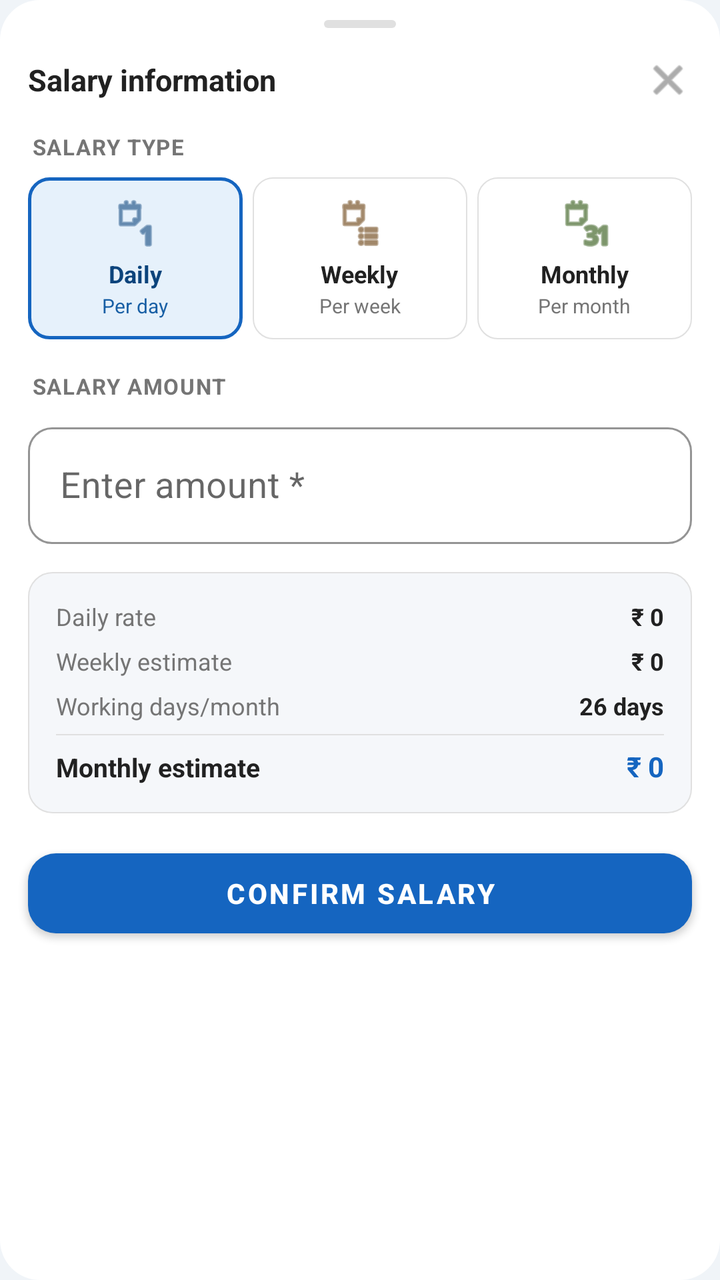
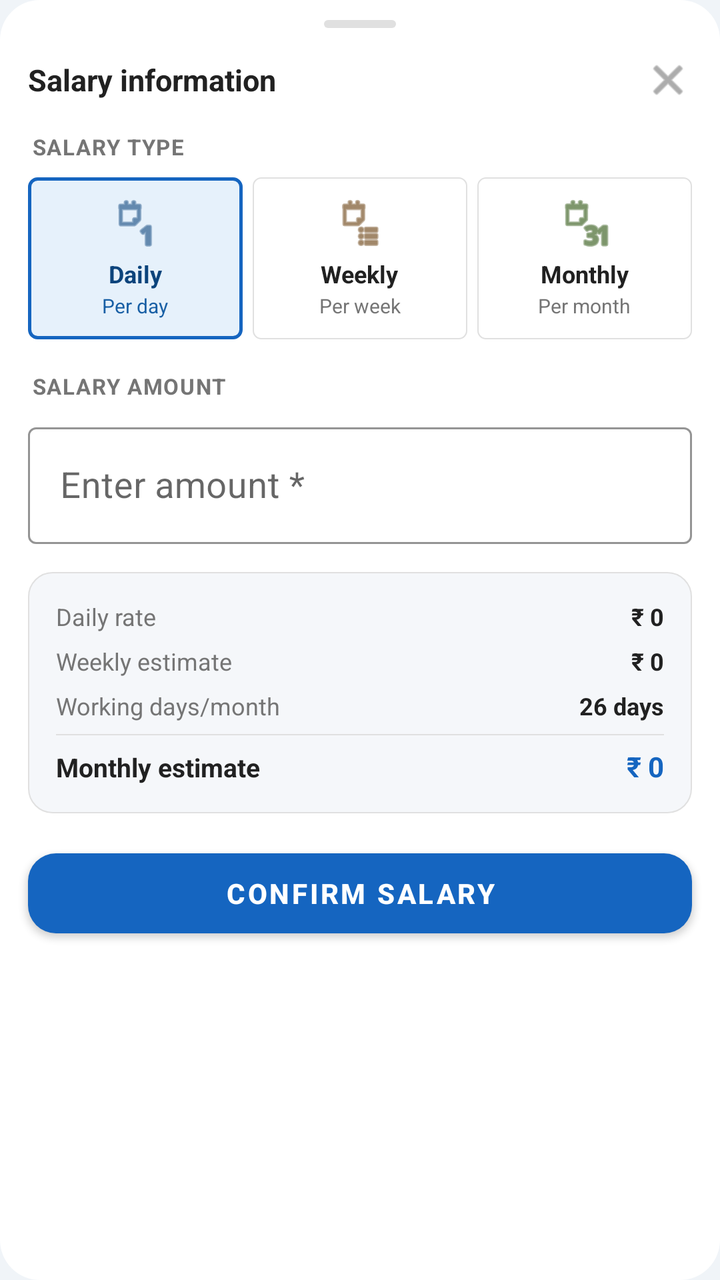

An Android layout rendered at two revisions. The XML below is the earlier revision; the diff shows what the commit changed to produce the second picture.
<!-- AndroidManifest.xml: application theme Theme.EmpManager -->
<!-- res/layout/bottomsheet_salary.xml -->
<?xml version="1.0" encoding="utf-8"?>
<LinearLayout
    xmlns:android="http://schemas.android.com/apk/res/android"
    xmlns:app="http://schemas.android.com/apk/res-auto"
    android:layout_width="match_parent"
    android:layout_height="wrap_content"
    android:orientation="vertical"
    android:background="@drawable/bg_dialog">

    
    <View
        android:layout_width="36dp"
        android:layout_height="4dp"
        android:layout_gravity="center_horizontal"
        android:layout_marginTop="10dp"
        android:background="@drawable/bg_sheet_handle"/>

    
    <LinearLayout
        android:layout_width="match_parent"
        android:layout_height="wrap_content"
        android:orientation="horizontal"
        android:gravity="center_vertical"
        android:padding="14dp">

        <TextView
            android:layout_width="0dp"
            android:layout_height="wrap_content"
            android:layout_weight="1"
            android:text="Salary information"
            android:textSize="15sp"
            android:textStyle="bold"
            android:textColor="#212121"/>

        <ImageView
            android:id="@+id/ivClose"
            android:layout_width="24dp"
            android:layout_height="24dp"
            android:src="@android:drawable/ic_menu_close_clear_cancel"
            android:tint="#757575"/>
    </LinearLayout>

    
    <TextView
        android:layout_width="wrap_content"
        android:layout_height="wrap_content"
        android:text="SALARY TYPE"
        android:textSize="11sp"
        android:textStyle="bold"
        android:textColor="#757575"
        android:letterSpacing="0.05"
        android:layout_marginStart="16dp"
        android:layout_marginBottom="8dp"/>

    <LinearLayout
        android:layout_width="match_parent"
        android:layout_height="wrap_content"
        android:orientation="horizontal"
        android:padding="0dp"
        android:layout_marginStart="14dp"
        android:layout_marginEnd="14dp"
        android:layout_marginBottom="16dp"
        android:weightSum="3">

        
        <LinearLayout
            android:id="@+id/layoutDaily"
            android:layout_width="0dp"
            android:layout_height="wrap_content"
            android:layout_weight="1"
            android:orientation="vertical"
            android:gravity="center"
            android:padding="10dp"
            android:layout_marginEnd="5dp"
            android:background="@drawable/bg_salary_type_selected">

            <ImageView
                android:layout_width="26dp"
                android:layout_height="26dp"
                android:src="@android:drawable/ic_menu_day"
                android:tint="#0C447C"
                android:layout_marginBottom="4dp"/>

            <TextView
                android:layout_width="wrap_content"
                android:layout_height="wrap_content"
                android:text="Daily"
                android:textSize="12sp"
                android:textStyle="bold"
                android:textColor="#0C447C"/>

            <TextView
                android:layout_width="wrap_content"
                android:layout_height="wrap_content"
                android:text="Per day"
                android:textSize="10sp"
                android:textColor="#185FA5"
                android:layout_marginTop="1dp"/>
        </LinearLayout>

        
        <LinearLayout
            android:id="@+id/layoutWeekly"
            android:layout_width="0dp"
            android:layout_height="wrap_content"
            android:layout_weight="1"
            android:orientation="vertical"
            android:gravity="center"
            android:padding="10dp"
            android:layout_marginEnd="5dp"
            android:background="@drawable/bg_salary_type">

            <ImageView
                android:layout_width="26dp"
                android:layout_height="26dp"
                android:src="@android:drawable/ic_menu_agenda"
                android:tint="#633806"
                android:layout_marginBottom="4dp"/>

            <TextView
                android:layout_width="wrap_content"
                android:layout_height="wrap_content"
                android:text="Weekly"
                android:textSize="12sp"
                android:textStyle="bold"
                android:textColor="#212121"/>

            <TextView
                android:layout_width="wrap_content"
                android:layout_height="wrap_content"
                android:text="Per week"
                android:textSize="10sp"
                android:textColor="#757575"
                android:layout_marginTop="1dp"/>
        </LinearLayout>

        
        <LinearLayout
            android:id="@+id/layoutMonthly"
            android:layout_width="0dp"
            android:layout_height="wrap_content"
            android:layout_weight="1"
            android:orientation="vertical"
            android:gravity="center"
            android:padding="10dp"
            android:background="@drawable/bg_salary_type">

            <ImageView
                android:layout_width="26dp"
                android:layout_height="26dp"
                android:src="@android:drawable/ic_menu_month"
                android:tint="#27500A"
                android:layout_marginBottom="4dp"/>

            <TextView
                android:layout_width="wrap_content"
                android:layout_height="wrap_content"
                android:text="Monthly"
                android:textSize="12sp"
                android:textStyle="bold"
                android:textColor="#212121"/>

            <TextView
                android:layout_width="wrap_content"
                android:layout_height="wrap_content"
                android:text="Per month"
                android:textSize="10sp"
                android:textColor="#757575"
                android:layout_marginTop="1dp"/>
        </LinearLayout>
    </LinearLayout>

    
    <TextView
        android:layout_width="wrap_content"
        android:layout_height="wrap_content"
        android:text="SALARY AMOUNT"
        android:textSize="11sp"
        android:textStyle="bold"
        android:textColor="#757575"
        android:letterSpacing="0.05"
        android:layout_marginStart="16dp"
        android:layout_marginBottom="8dp"/>

    <com.google.android.material.textfield.TextInputLayout
        android:id="@+id/tilAmount"
        style="@style/Widget.MaterialComponents.TextInputLayout.OutlinedBox"
        android:layout_width="match_parent"
        android:layout_height="wrap_content"
        android:layout_marginStart="14dp"
        android:layout_marginEnd="14dp"
        android:layout_marginBottom="14dp"
        android:hint="Enter amount *"
        app:prefixText="₹ "
        app:suffixText="/ day"
        app:boxCornerRadiusTopStart="12dp"
        app:boxCornerRadiusTopEnd="12dp"
        app:boxCornerRadiusBottomStart="12dp"
        app:boxCornerRadiusBottomEnd="12dp"
        app:boxStrokeColor="#1565C0"
        app:hintTextColor="#1565C0">

        <com.google.android.material.textfield.TextInputEditText
            android:id="@+id/etAmount"
            android:layout_width="match_parent"
            android:layout_height="wrap_content"
            android:inputType="numberDecimal"
            android:textSize="18sp"
            android:imeOptions="actionDone"/>
    </com.google.android.material.textfield.TextInputLayout>

    
    <LinearLayout
        android:id="@+id/layoutSummary"
        android:layout_width="match_parent"
        android:layout_height="wrap_content"
        android:orientation="vertical"
        android:background="@drawable/bg_salary_summary"
        android:padding="14dp"
        android:layout_marginStart="14dp"
        android:layout_marginEnd="14dp"
        android:layout_marginBottom="14dp">

        <LinearLayout
            android:layout_width="match_parent"
            android:layout_height="wrap_content"
            android:orientation="horizontal"
            android:layout_marginBottom="6dp">
            <TextView
                android:layout_width="0dp"
                android:layout_height="wrap_content"
                android:layout_weight="1"
                android:text="Daily rate"
                android:textSize="12sp"
                android:textColor="#757575"/>
            <TextView
                android:id="@+id/tvDailyRate"
                android:layout_width="wrap_content"
                android:layout_height="wrap_content"
                android:text="₹ 0"
                android:textSize="12sp"
                android:textStyle="bold"
                android:textColor="#212121"/>
        </LinearLayout>

        <LinearLayout
            android:layout_width="match_parent"
            android:layout_height="wrap_content"
            android:orientation="horizontal"
            android:layout_marginBottom="6dp">
            <TextView
                android:layout_width="0dp"
                android:layout_height="wrap_content"
                android:layout_weight="1"
                android:text="Weekly estimate"
                android:textSize="12sp"
                android:textColor="#757575"/>
            <TextView
                android:id="@+id/tvWeeklyRate"
                android:layout_width="wrap_content"
                android:layout_height="wrap_content"
                android:text="₹ 0"
                android:textSize="12sp"
                android:textStyle="bold"
                android:textColor="#212121"/>
        </LinearLayout>

        <LinearLayout
            android:layout_width="match_parent"
            android:layout_height="wrap_content"
            android:orientation="horizontal"
            android:layout_marginBottom="6dp">
            <TextView
                android:layout_width="0dp"
                android:layout_height="wrap_content"
                android:layout_weight="1"
                android:text="Working days/month"
                android:textSize="12sp"
                android:textColor="#757575"/>
            <TextView
                android:layout_width="wrap_content"
                android:layout_height="wrap_content"
                android:text="26 days"
                android:textSize="12sp"
                android:textStyle="bold"
                android:textColor="#212121"/>
        </LinearLayout>

        <View
            android:layout_width="match_parent"
            android:layout_height="0.5dp"
            android:background="#E0E0E0"
            android:layout_marginBottom="6dp"/>

        <LinearLayout
            android:layout_width="match_parent"
            android:layout_height="wrap_content"
            android:orientation="horizontal">
            <TextView
                android:layout_width="0dp"
                android:layout_height="wrap_content"
                android:layout_weight="1"
                android:text="Monthly estimate"
                android:textSize="13sp"
                android:textStyle="bold"
                android:textColor="#212121"/>
            <TextView
                android:id="@+id/tvMonthlyRate"
                android:layout_width="wrap_content"
                android:layout_height="wrap_content"
                android:text="₹ 0"
                android:textSize="14sp"
                android:textStyle="bold"
                android:textColor="#1565C0"/>
        </LinearLayout>
    </LinearLayout>

    
    <com.google.android.material.button.MaterialButton
        android:id="@+id/btnConfirmSalary"
        android:layout_width="match_parent"
        android:layout_height="52dp"
        android:layout_marginStart="14dp"
        android:layout_marginEnd="14dp"
        android:layout_marginBottom="16dp"
        android:text="Confirm salary"
        android:textSize="14sp"
        android:textStyle="bold"
        app:cornerRadius="14dp"
        app:backgroundTint="#1565C0"/>

</LinearLayout>
<!-- resources referenced by this layout -->
<resources>
  <!-- drawable bg_dialog (drawable) -->
  <?xml version="1.0" encoding="utf-8"?>
  <shape xmlns:android="http://schemas.android.com/apk/res/android"
      android:shape="rectangle">
      <solid android:color="#FFFFFF"/>
      <corners android:radius="20dp"/>
  </shape>
  <!-- drawable bg_salary_summary (drawable) -->
  <?xml version="1.0" encoding="utf-8"?>
  <shape xmlns:android="http://schemas.android.com/apk/res/android"
      android:shape="rectangle">
      <solid android:color="#F5F7FA"/>
      <corners android:radius="12dp"/>
      <stroke android:width="0.5dp" android:color="#E0E0E0"/>
  </shape>
  <!-- drawable bg_salary_type (drawable) -->
  <?xml version="1.0" encoding="utf-8"?>
  <shape xmlns:android="http://schemas.android.com/apk/res/android"
      android:shape="rectangle">
      <solid android:color="#FFFFFF"/>
      <corners android:radius="10dp"/>
      <stroke android:width="0.5dp" android:color="#E0E0E0"/>
  </shape>
  <!-- drawable bg_salary_type_selected (drawable) -->
  <?xml version="1.0" encoding="utf-8"?>
  <shape xmlns:android="http://schemas.android.com/apk/res/android"
      android:shape="rectangle">
      <solid android:color="#E6F1FB"/>
      <corners android:radius="10dp"/>
      <stroke android:width="1.5dp" android:color="#1565C0"/>
  </shape>
  <!-- drawable bg_sheet_handle (drawable) -->
  <?xml version="1.0" encoding="utf-8"?>
  <shape xmlns:android="http://schemas.android.com/apk/res/android"
      android:shape="rectangle">
      <solid android:color="#E0E0E0"/>
      <corners android:radius="2dp"/>
  </shape>
  <style name="Theme.EmpManager" parent="Theme.MaterialComponents.Light.NoActionBar">
          <item name="colorPrimary">@color/primary</item>
          <item name="colorPrimaryVariant">@color/primary_dark</item>
          <item name="colorOnPrimary">@color/white</item>
          <item name="colorSecondary">@color/accent</item>
          <item name="android:windowBackground">@color/background</item>
      </style>
  <color name="primary">#1565C0</color>
  <color name="primary_dark">#0D47A1</color>
  <color name="white">#FFFFFFFF</color>
  <color name="accent">#FF6F00</color>
  <color name="background">#F0F4F8</color>
</resources>

<!-- the commit's change to res/layout/bottomsheet_salary.xml (unified diff, before → after) -->
@@ -193,10 +193,10 @@
         android:hint="Enter amount *"
         app:prefixText="₹ "
         app:suffixText="/ day"
-        app:boxCornerRadiusTopStart="12dp"
-        app:boxCornerRadiusTopEnd="12dp"
-        app:boxCornerRadiusBottomStart="12dp"
-        app:boxCornerRadiusBottomEnd="12dp"
+        app:boxCornerRadiusTopStart="4dp"
+        app:boxCornerRadiusTopEnd="4dp"
+        app:boxCornerRadiusBottomStart="4dp"
+        app:boxCornerRadiusBottomEnd="4dp"
         app:boxStrokeColor="#1565C0"
         app:hintTextColor="#1565C0">
 
<!-- resource entries referenced after the edit -->
@@ -20,7 +20,7 @@
   <shape xmlns:android="http://schemas.android.com/apk/res/android"
       android:shape="rectangle">
       <solid android:color="#FFFFFF"/>
-      <corners android:radius="10dp"/>
+      <corners android:radius="4dp"/>
       <stroke android:width="0.5dp" android:color="#E0E0E0"/>
   </shape>
   <!-- drawable bg_salary_type_selected (drawable) -->
@@ -28,7 +28,7 @@
   <shape xmlns:android="http://schemas.android.com/apk/res/android"
       android:shape="rectangle">
       <solid android:color="#E6F1FB"/>
-      <corners android:radius="10dp"/>
+      <corners android:radius="4dp"/>
       <stroke android:width="1.5dp" android:color="#1565C0"/>
   </shape>
   <!-- drawable bg_sheet_handle (drawable) -->
